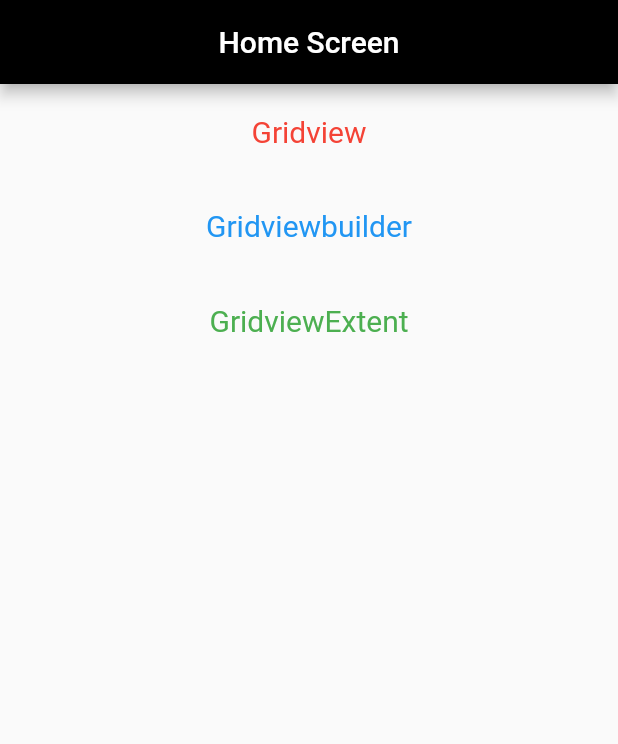
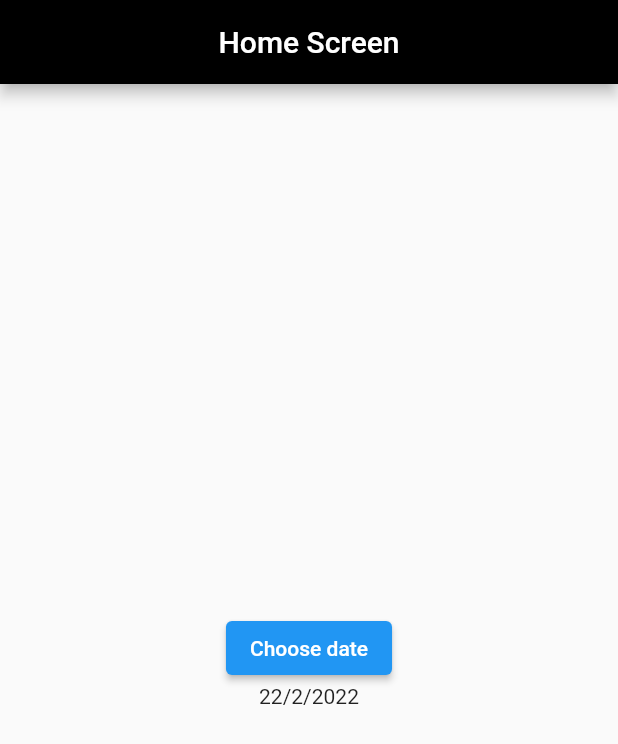
Before and after one commit to nehmajmudar/demo_flutter, a Flutter app: the screen it shows after launch, on a phone screen of 412 x 824 dp. Shown: the top 744 px of the screen. Run offline on Flutter 3.47's test engine with Material 2 defaults, Android fonts, the phone set to English and light mode, and no system bars.

Commit message:
Task of 22nd

```diff
--- a/lib/main.dart
+++ b/lib/main.dart
@@ -1,6 +1,4 @@
-import 'package:demo_flutter/screens/gridview_builder_screen.dart';
-import 'package:demo_flutter/screens/gridview_extent_screen.dart';
-import 'package:demo_flutter/screens/gridview_screen.dart';
+
 import 'package:demo_flutter/screens/home_screen.dart';
 import 'package:flutter/cupertino.dart';
 import 'package:flutter/material.dart';
@@ -15,14 +13,9 @@ class MyApp extends StatelessWidget {
   @override
   Widget build(BuildContext context) {
     return MaterialApp(
-      theme: ThemeData(
-      ),
       initialRoute: '/',
       routes: {
         '/': (context) => HomeScreen(),
-        '/gridview_screen': (context) => GridviewScreen(),
-        '/gridview_builder_screen': (context) => GridviewBuilderScreen(),
-        '/gridview_extent_screen': (context) => GridviewExtentScreen()
       },
     );
   }
--- a/lib/res/app_strings.dart
+++ b/lib/res/app_strings.dart
@@ -31,4 +31,6 @@ class AppString{
   static final String txtGridviewExtent="GridviewExtent";
   static final String txtTextHere="Text here.";
   static final String txtHomeScreen="Home Screen";
+  static final String txtDatePicker="Date Picker";
+  static final String txtChooseDate="Choose date";
 }
--- a/lib/screens/home_screen.dart
+++ b/lib/screens/home_screen.dart
@@ -10,6 +10,8 @@ class HomeScreen extends StatefulWidget {
 }
 
 class _HomeScreenState extends State<HomeScreen> {
+
+  DateTime currentDate=DateTime.now();
   @override
   Widget build(BuildContext context) {
     return Scaffold(
@@ -20,42 +22,32 @@ class _HomeScreenState extends State<HomeScreen> {
       ),
       body: Center(
         child: Column(
+          mainAxisAlignment: MainAxisAlignment.center,
           children: [
-            HomeScreenContent(colorContainer: AppColors.colorRed, stringContainer: AppString.txtGridview),
-            HomeScreenContent(colorContainer: AppColors.colorBlue, stringContainer: AppString.txtGridviewBuilder),
-            HomeScreenContent(colorContainer: AppColors.colorGreen, stringContainer: AppString.txtGridviewExtent),
+            ElevatedButton(
+              onPressed: (){
+                _datePicker(context);
+              },
+              child: Text(AppString.txtChooseDate)
+            ),
+            Text("${currentDate.day}/${currentDate.month}/${currentDate.year}")
           ],
         ),
       ),
     );
   }
-}
 
-
-class HomeScreenContent extends StatelessWidget {
-
-  final Color colorContainer;
-  final String stringContainer;
-  const HomeScreenContent({Key? key,required this.colorContainer,required this.stringContainer}) : super(key: key);
-
-  @override
-  Widget build(BuildContext context) {
-    return GestureDetector(
-      child: Container(
-        child: Text(stringContainer,style: TextStyle(color: colorContainer,fontSize: 20),),
-        margin: EdgeInsets.only(top: 20.0,bottom: 20.0),
-      ),
-      onTap: (){
-        if(stringContainer==AppString.txtGridview){
-          Navigator.pushNamed(context, '/gridview_screen');
-        }
-        if(stringContainer==AppString.txtGridviewBuilder){
-          Navigator.pushNamed(context, '/gridview_builder_screen');
-        }
-        if(stringContainer==AppString.txtGridviewExtent){
-          Navigator.pushNamed(context, '/gridview_extent_screen');
-        }
-      },
+  _datePicker(BuildContext context) async {
+    final DateTime? selected=await showDatePicker(
+      context: context,
+      initialDate: DateTime.now(),
+      firstDate: DateTime(2021),
+      lastDate: DateTime.now()
     );
+    if(selected!=null && selected!=currentDate){
+      setState(() {
+        currentDate=selected;
+      });
+    }
   }
 }
```
Also changed, not shown: lib/screens/gridview_builder_screen.dart (deleted, +0 -45 lines), lib/screens/gridview_extent_screen.dart (deleted, +0 -46 lines), lib/screens/gridview_screen.dart (deleted, +0 -46 lines).
